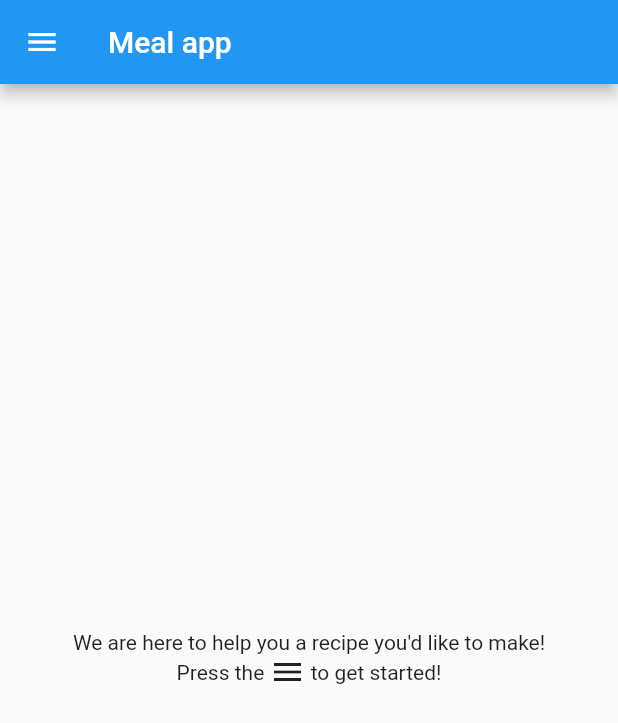
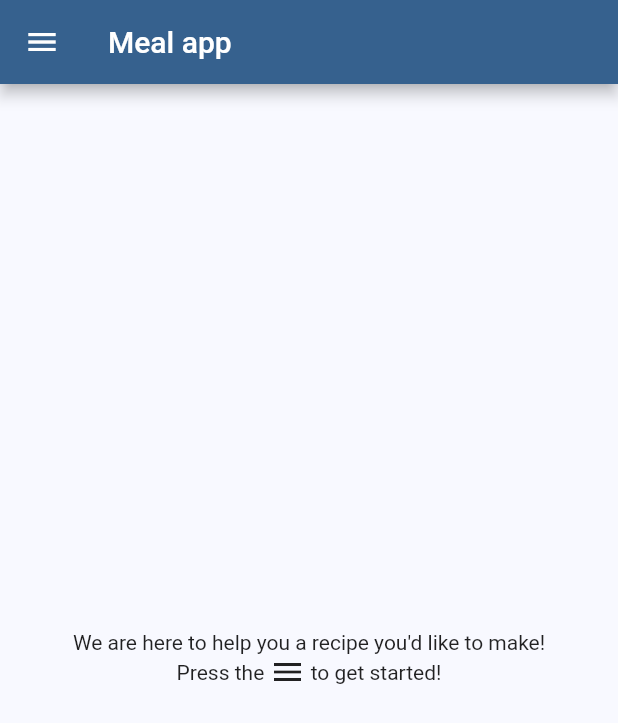
Before and after one commit to VanUffelenAntoine/flutter_recipe_app, a Flutter app: the screen it shows after launch, on a phone screen of 412 x 824 dp. Shown: the top 723 px of the screen. Run offline on Flutter 3.47's test engine with Material 2 defaults, Android fonts, the phone set to English and light mode, and no system bars; our stand-ins replace cached_network_image, easy_dynamic_theme, easy_search_bar, package_info_plus; missing offline and left inert: dart:ffi.

Commit message:
Rounded images WIP themecolor selector

```diff
--- a/lib/main.dart
+++ b/lib/main.dart
@@ -1,5 +1,6 @@
 import 'package:easy_dynamic_theme/easy_dynamic_theme.dart';
 import 'package:flutter/material.dart';
+import 'package:meal_app/utils/themes.dart';
 import 'package:meal_app/widgets/CustomDrawer.dart';
 import 'package:package_info_plus/package_info_plus.dart';
 
@@ -17,8 +18,8 @@ class MyApp extends StatelessWidget {
   Widget build(BuildContext context) {
     return MaterialApp(
       title: 'Meal app',
-      theme: ThemeData.light(),
-      darkTheme: ThemeData.dark(),
+      theme: lightThemeData,
+      darkTheme: darkThemeData,
       themeMode: EasyDynamicTheme.of(context).themeMode,
       home: const MyHomePage(title: "Meal app"),
     );
--- /dev/null
+++ b/lib/utils/themes.dart
@@ -0,0 +1,11 @@
+import 'package:flutter/material.dart';
+
+var lightThemeData = ThemeData(
+    colorSchemeSeed: Colors.blue,
+    textTheme: const TextTheme(labelLarge: TextStyle(color: Colors.white70), ),
+    brightness: Brightness.light,);
+
+var darkThemeData = ThemeData(
+    colorSchemeSeed: Colors.blue,
+    textTheme: TextTheme(labelLarge: TextStyle(color: Colors.black54)),
+    brightness: Brightness.dark,);
--- a/lib/widgets/MealsCard.dart
+++ b/lib/widgets/MealsCard.dart
@@ -22,7 +22,10 @@ class _MealsCardState extends State<MealsCard> {
         mainAxisSize: MainAxisSize.min,
         children: <Widget>[
           ListTile(
-            leading: CustomCachedNetworkImage(url: widget.meal.thumb),
+            leading: ClipRRect(
+              borderRadius: BorderRadius.circular(80),
+              child: CustomCachedNetworkImage(url: widget.meal.thumb)
+            ),
             title: Text(widget.meal.meal),
             subtitle: const Text('Tap to view details'),
             onTap: (){
--- a/lib/widgets/SettingsGroup.dart
+++ b/lib/widgets/SettingsGroup.dart
@@ -18,6 +18,9 @@ class SettingsGroup extends StatelessWidget {
       dense: true,
       leading: Text(
         _title,
+        style: Theme.of(context).textTheme.titleSmall!.copyWith(
+          color: Theme.of(context).colorScheme.secondary, fontSize: 24
+        ),
       ),
     ),
     ]..addAll(_children),
```
Also changed, not shown: lib/screens/settings.dart (+15 -2 lines).
